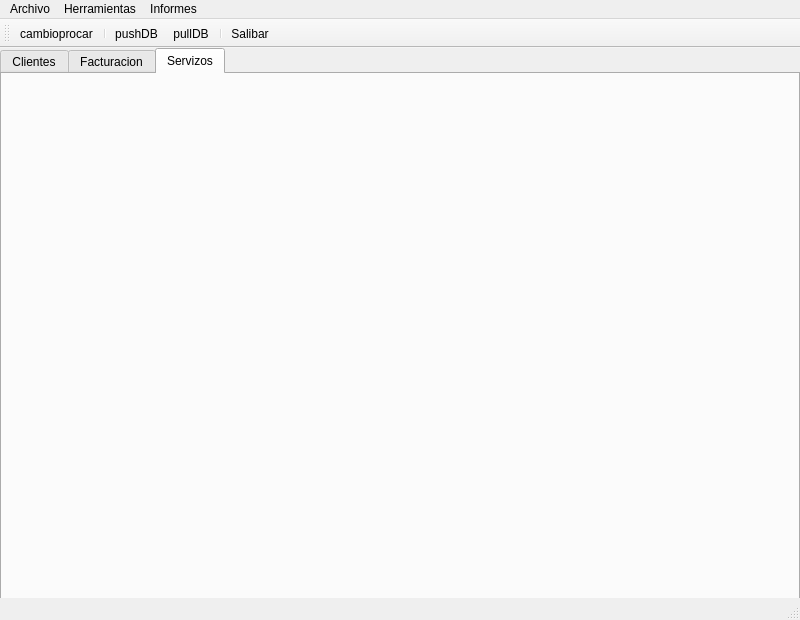
Old version of the form QuintanaRanha/ventMain.ui in the repository Martin-Quintana/Desenvolvemento-de-Interfaces.
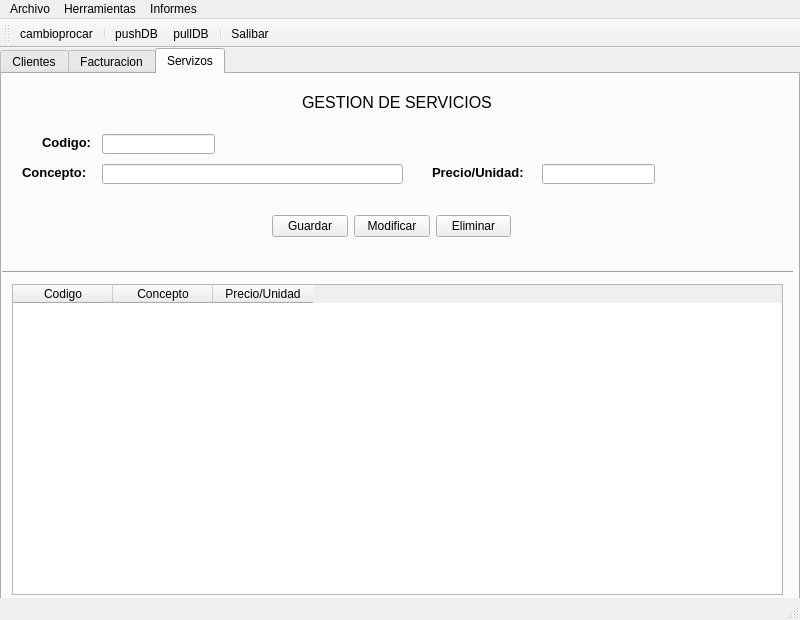
New version of the form. The open tabs and pages were chosen to show the change. Icons and pictures are not drawn.

Patch:
```diff
--- a/QuintanaRanha/ventMain.ui
+++ b/QuintanaRanha/ventMain.ui
@@ -1011,6 +1011,185 @@
      <attribute name="title">
       <string>Servizos</string>
      </attribute>
+     <widget class="QLabel" name="lblgestionservicios">
+      <property name="geometry">
+       <rect>
+        <x>300</x>
+        <y>20</y>
+        <width>191</width>
+        <height>16</height>
+       </rect>
+      </property>
+      <property name="font">
+       <font>
+        <pointsize>12</pointsize>
+       </font>
+      </property>
+      <property name="text">
+       <string>GESTION DE SERVICIOS</string>
+      </property>
+     </widget>
+     <widget class="QLabel" name="lblCodigo">
+      <property name="geometry">
+       <rect>
+        <x>40</x>
+        <y>60</y>
+        <width>48</width>
+        <height>16</height>
+       </rect>
+      </property>
+      <property name="font">
+       <font>
+        <pointsize>10</pointsize>
+        <weight>75</weight>
+        <bold>true</bold>
+       </font>
+      </property>
+      <property name="text">
+       <string>Codigo:</string>
+      </property>
+     </widget>
+     <widget class="QLabel" name="label">
+      <property name="geometry">
+       <rect>
+        <x>20</x>
+        <y>90</y>
+        <width>66</width>
+        <height>16</height>
+       </rect>
+      </property>
+      <property name="font">
+       <font>
+        <pointsize>10</pointsize>
+        <weight>75</weight>
+        <bold>true</bold>
+       </font>
+      </property>
+      <property name="text">
+       <string>Concepto:</string>
+      </property>
+     </widget>
+     <widget class="QLineEdit" name="txtCodigo">
+      <property name="geometry">
+       <rect>
+        <x>100</x>
+        <y>60</y>
+        <width>113</width>
+        <height>20</height>
+       </rect>
+      </property>
+     </widget>
+     <widget class="QLineEdit" name="txtConcepto">
+      <property name="geometry">
+       <rect>
+        <x>100</x>
+        <y>90</y>
+        <width>301</width>
+        <height>20</height>
+       </rect>
+      </property>
+     </widget>
+     <widget class="QLabel" name="label_2">
+      <property name="geometry">
+       <rect>
+        <x>430</x>
+        <y>90</y>
+        <width>101</width>
+        <height>16</height>
+       </rect>
+      </property>
+      <property name="font">
+       <font>
+        <pointsize>10</pointsize>
+        <weight>75</weight>
+        <bold>true</bold>
+       </font>
+      </property>
+      <property name="text">
+       <string>Precio/Unidad:</string>
+      </property>
+     </widget>
+     <widget class="QLineEdit" name="txtPrecio">
+      <property name="geometry">
+       <rect>
+        <x>540</x>
+        <y>90</y>
+        <width>113</width>
+        <height>20</height>
+       </rect>
+      </property>
+     </widget>
+     <widget class="Line" name="line_3">
+      <property name="geometry">
+       <rect>
+        <x>0</x>
+        <y>190</y>
+        <width>791</width>
+        <height>16</height>
+       </rect>
+      </property>
+      <property name="orientation">
+       <enum>Qt::Horizontal</enum>
+      </property>
+     </widget>
+     <widget class="QTableWidget" name="tabProductos">
+      <property name="geometry">
+       <rect>
+        <x>10</x>
+        <y>210</y>
+        <width>771</width>
+        <height>311</height>
+       </rect>
+      </property>
+      <column>
+       <property name="text">
+        <string>Codigo</string>
+       </property>
+      </column>
+      <column>
+       <property name="text">
+        <string>Concepto</string>
+       </property>
+      </column>
+      <column>
+       <property name="text">
+        <string>Precio/Unidad</string>
+       </property>
+      </column>
+     </widget>
+     <widget class="QWidget" name="layoutWidget">
+      <property name="geometry">
+       <rect>
+        <x>270</x>
+        <y>140</y>
+        <width>239</width>
+        <height>25</height>
+       </rect>
+      </property>
+      <layout class="QHBoxLayout" name="horizontalLayout_6">
+       <item>
+        <widget class="QPushButton" name="btnGuardaServicio">
+         <property name="text">
+          <string>Guardar</string>
+         </property>
+        </widget>
+       </item>
+       <item>
+        <widget class="QPushButton" name="btnModificarServicio">
+         <property name="text">
+          <string>Modificar</string>
+         </property>
+        </widget>
+       </item>
+       <item>
+        <widget class="QPushButton" name="btnEliminarServicio">
+         <property name="text">
+          <string>Eliminar</string>
+         </property>
+        </widget>
+       </item>
+      </layout>
+     </widget>
     </widget>
    </widget>
   </widget>
```
Left out of the diff: 2 changed lines with no effect on the pictures.
